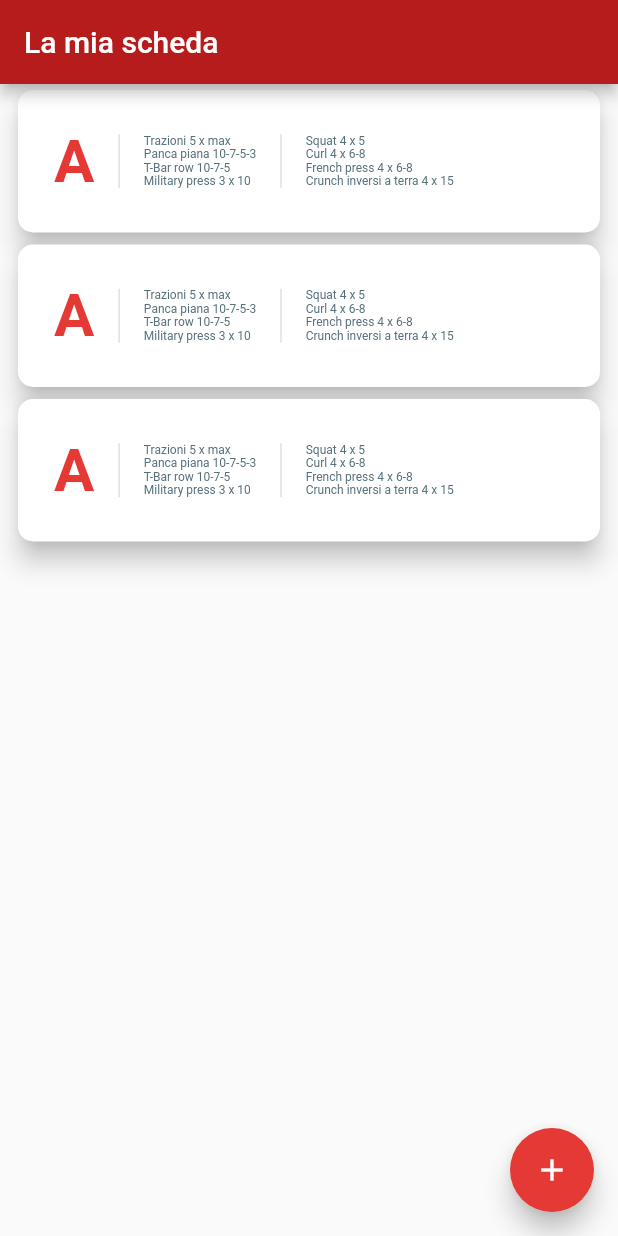
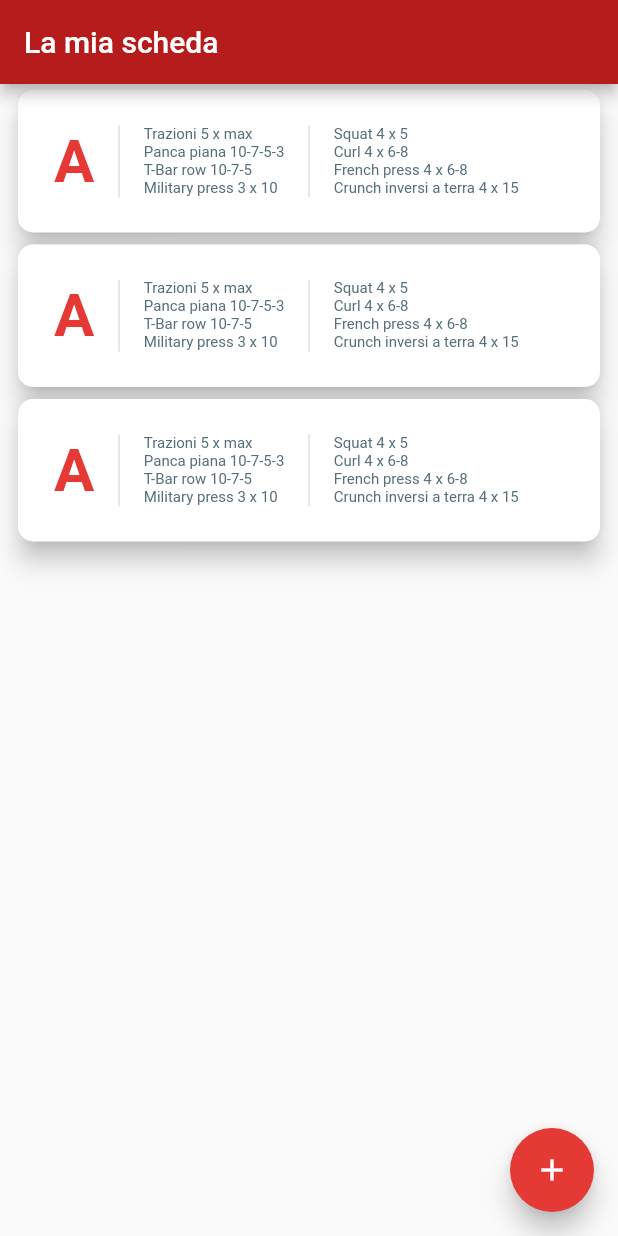
Before and after one commit to Tom1380/Pale, a Flutter app: the WorkoutProgramConfiguration screen opened directly, on a phone screen of 412 x 824 dp. Run offline on Flutter 3.47's test engine with Material 2 defaults, Android fonts, the phone set to English and light mode, and no system bars; our stand-ins replace sqflite; missing offline and left inert: flappy_search_bar; accounts and stored records are empty.

Commit message:
Made some text bigger.

```diff
--- a/lib/WorkoutProgramConfigurationPage.dart
+++ b/lib/WorkoutProgramConfigurationPage.dart
@@ -106,7 +106,7 @@ class WorkoutProgramDayExerciseList extends StatelessWidget {
           strings[i],
           overflow: TextOverflow.fade,
           style: TextStyle(
-            fontSize: 8,
+            fontSize: 10,
             color: Colors.blueGrey[600],
           ),
         ),
```
